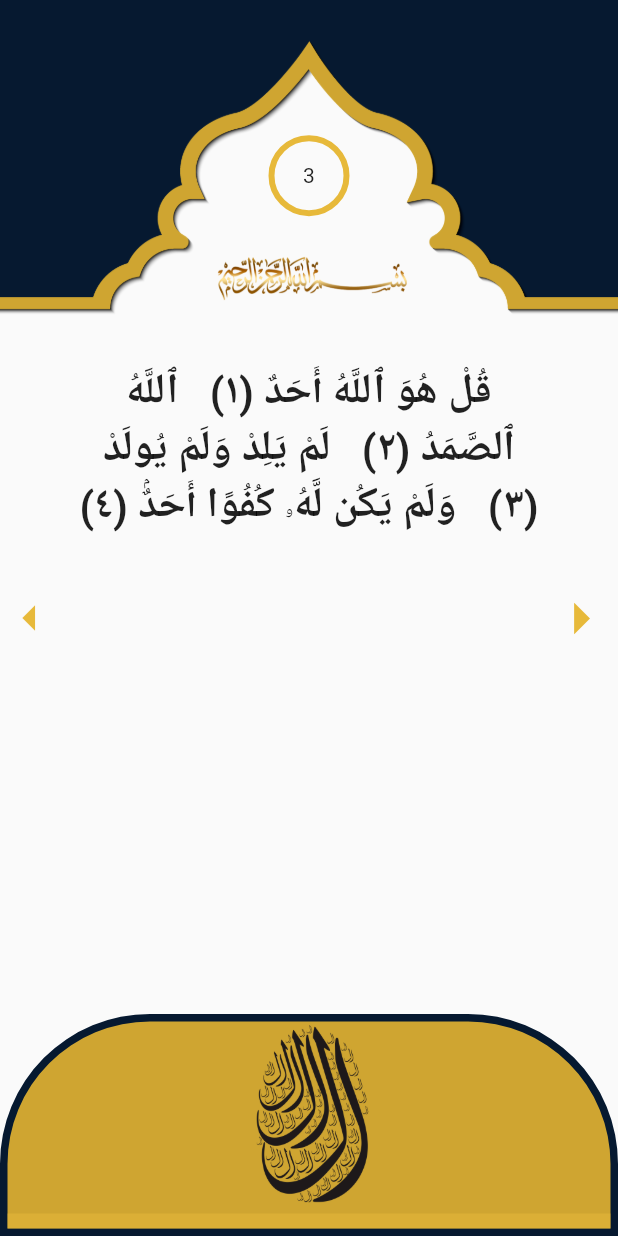
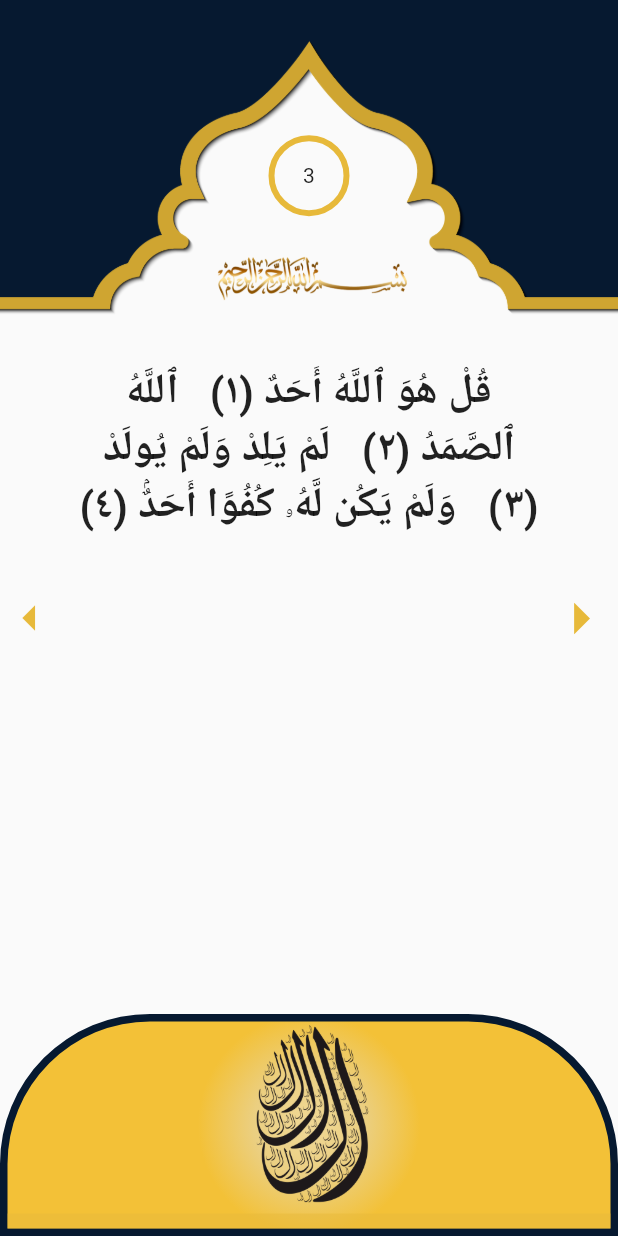
Before and after one commit to aslahmogral/wird_al_latif, a Flutter app: the screen it shows after launch, on a phone screen of 412 x 824 dp. Run offline on Flutter 3.47's test engine with Material 2 defaults, Android fonts, the light colour scheme and no system bars; our stand-ins replace google_fonts; missing offline and left inert: dart:ffi; Roboto replaces fonts that are missing (Amiri).

Commit message:
added radial gradient to container

```diff
--- a/lib/home_screen.dart
+++ b/lib/home_screen.dart
@@ -209,7 +209,13 @@ class _HomeScreenState extends State<HomeScreen> {
                               children: [
                                 Container(
                                   decoration: BoxDecoration(
-                                      color: WirdColors.seconderyColorDark,
+                                    gradient: RadialGradient(colors:
+                                    [
+                                      Color(0xffF0D896),
+                                      Color(0xffEBCF81),
+                                      Color(0xffF3C137),
+                                    ] ),
+                                      // color: WirdColors.seconderyColorDark,
                                       border: Border.all(
                                           color: WirdColors.primaryColor,
                                           width: 5),
```
